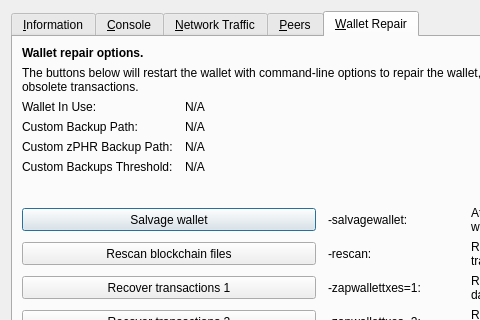
Above: src/qt/forms/rpcconsole.ui from MichaelHDesigns/lunarium before the change; both pictures show x 0 to 480 and y 0 to 320 of the 769 by 485 pixel window. Below: the same form after it.
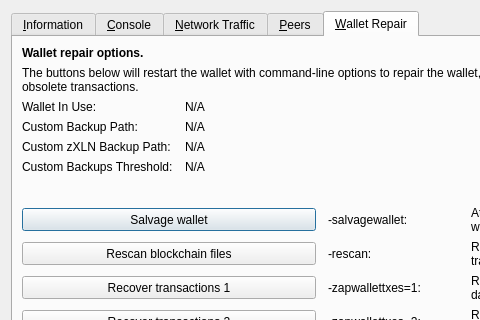
That is the form after the change. The open tabs and pages were chosen to show the change. Icons and pictures are not drawn. Custom widgets are drawn as their Qt base class.

Diff of the .ui file:
```diff
--- a/src/qt/forms/rpcconsole.ui
+++ b/src/qt/forms/rpcconsole.ui
@@ -1328,7 +1328,7 @@
        <item row="4" column="0">
         <widget class="QLabel" name="wallet_customzphrbackuppath_label">
          <property name="text">
-          <string>Custom zPHR Backup Path:</string>
+          <string>Custom zXLN Backup Path:</string>
          </property>
          <property name="visible">
           <bool>false</bool>
```
Left out of the diff: 6 changed lines with no effect on the pictures.
